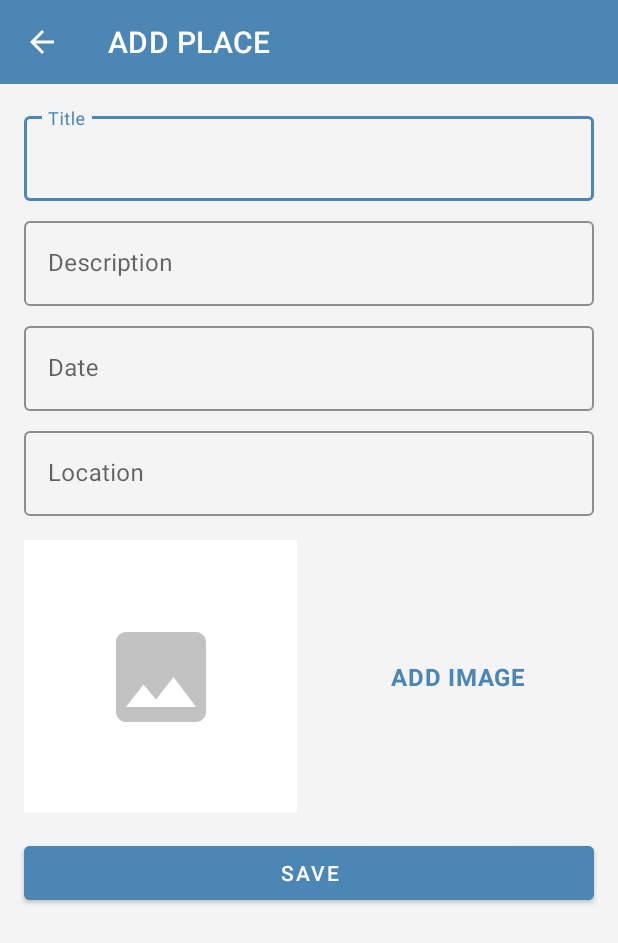
After one commit to budifauzan/HappyPlacesApp, an Android app: the AddPlacesActivity screen opened directly, with no data from a screen before it, on a phone screen of 412 x 824 dp. The commit adds this screen. Shown: the top 943 px of the screen. Run offline under Robolectric (Android 15) with nearby library versions, the phone set to English and light mode, and no system bars.

Commit message:
Add places activity UI

```diff
--- a/app/build.gradle
+++ b/app/build.gradle
@@ -30,6 +30,9 @@ android {
     kotlinOptions {
         jvmTarget = '1.8'
     }
+    buildFeatures {
+        viewBinding true
+    }
 }
 
 dependencies {
--- /dev/null
+++ b/app/src/main/java/com/example/happyplacesapp/AddPlacesActivity.kt
@@ -0,0 +1,37 @@
+package com.example.happyplacesapp
+
+import androidx.appcompat.app.AppCompatActivity
+import android.os.Bundle
+import com.example.happyplacesapp.databinding.ActivityAddPlacesBinding
+import com.google.android.material.snackbar.Snackbar
+
+class AddPlacesActivity : AppCompatActivity() {
+    private var mActivity: ActivityAddPlacesBinding? = null
+    override fun onCreate(savedInstanceState: Bundle?) {
+        super.onCreate(savedInstanceState)
+        mActivity = ActivityAddPlacesBinding.inflate(layoutInflater)
+        setContentView(mActivity?.root)
+        setToolbar()
+        setOnClick()
+    }
+
+    override fun onDestroy() {
+        super.onDestroy()
+        mActivity = null
+    }
+
+    private fun setToolbar() {
+        setSupportActionBar(mActivity?.toolbar)
+        supportActionBar?.setDisplayHomeAsUpEnabled(true)
+        mActivity?.toolbar?.setNavigationOnClickListener {
+            onBackPressed()
+        }
+    }
+
+    private fun setOnClick() {
+        mActivity?.tvAddImage?.setOnClickListener {
+            Snackbar.make(mActivity!!.root, "Test", Snackbar.LENGTH_SHORT).show()
+        }
+    }
+
+}
--- a/app/src/main/java/com/example/happyplacesapp/MainActivity.kt
+++ b/app/src/main/java/com/example/happyplacesapp/MainActivity.kt
@@ -1,11 +1,28 @@
 package com.example.happyplacesapp
 
+import android.content.Intent
 import androidx.appcompat.app.AppCompatActivity
 import android.os.Bundle
+import com.example.happyplacesapp.databinding.ActivityMainBinding
 
 class MainActivity : AppCompatActivity() {
+    private var mActivity: ActivityMainBinding? = null
     override fun onCreate(savedInstanceState: Bundle?) {
         super.onCreate(savedInstanceState)
-        setContentView(R.layout.activity_main)
+        mActivity = ActivityMainBinding.inflate(layoutInflater)
+        setContentView(mActivity?.root)
+        setOnClick()
+    }
+
+    override fun onDestroy() {
+        super.onDestroy()
+        mActivity = null
+    }
+
+    private fun setOnClick() {
+        mActivity?.fabAdd?.setOnClickListener {
+            val intent = Intent(this, AddPlacesActivity::class.java)
+            startActivity(intent)
+        }
     }
 }
--- /dev/null
+++ b/app/src/main/res/drawable/ic_add_24.xml
@@ -0,0 +1,10 @@
+<vector xmlns:android="http://schemas.android.com/apk/res/android"
+    android:width="24dp"
+    android:height="24dp"
+    android:tint="#FFFFFF"
+    android:viewportWidth="24"
+    android:viewportHeight="24">
+    <path
+        android:fillColor="@android:color/white"
+        android:pathData="M19,13h-6v6h-2v-6H5v-2h6V5h2v6h6v2z" />
+</vector>
--- /dev/null
+++ b/app/src/main/res/drawable/ic_image_24.xml
@@ -0,0 +1,10 @@
+<vector xmlns:android="http://schemas.android.com/apk/res/android"
+    android:width="80dp"
+    android:height="80dp"
+    android:tint="#C2C2C2"
+    android:viewportWidth="24"
+    android:viewportHeight="24">
+    <path
+        android:fillColor="@android:color/white"
+        android:pathData="M21,19V5c0,-1.1 -0.9,-2 -2,-2H5c-1.1,0 -2,0.9 -2,2v14c0,1.1 0.9,2 2,2h14c1.1,0 2,-0.9 2,-2zM8.5,13.5l2.5,3.01L14.5,12l4.5,6H5l3.5,-4.5z" />
+</vector>
--- /dev/null
+++ b/app/src/main/res/layout/activity_add_places.xml
@@ -0,0 +1,159 @@
+<?xml version="1.0" encoding="utf-8"?>
+<androidx.constraintlayout.widget.ConstraintLayout xmlns:android="http://schemas.android.com/apk/res/android"
+    xmlns:app="http://schemas.android.com/apk/res-auto"
+    xmlns:tools="http://schemas.android.com/tools"
+    android:layout_width="match_parent"
+    android:layout_height="match_parent"
+    android:background="#F4F4F4"
+    tools:context=".AddPlacesActivity">
+
+    <androidx.appcompat.widget.Toolbar
+        android:id="@+id/toolbar"
+        android:layout_width="0dp"
+        android:layout_height="?attr/actionBarSize"
+        android:background="@color/colorPrimary"
+        android:minHeight="?attr/actionBarSize"
+        android:theme="@style/CustomToolbarStyle"
+        app:layout_constraintEnd_toEndOf="parent"
+        app:layout_constraintStart_toStartOf="parent"
+        app:layout_constraintTop_toTopOf="parent" />
+
+    <ScrollView
+        android:layout_width="0dp"
+        android:layout_height="0dp"
+        android:fillViewport="true"
+        app:layout_constraintBottom_toBottomOf="parent"
+        app:layout_constraintEnd_toEndOf="parent"
+        app:layout_constraintHorizontal_bias="1.0"
+        app:layout_constraintStart_toStartOf="parent"
+        app:layout_constraintTop_toBottomOf="@id/toolbar"
+        app:layout_constraintVertical_bias="0.0">
+
+        <androidx.constraintlayout.widget.ConstraintLayout
+            android:layout_width="match_parent"
+            android:layout_height="wrap_content"
+            android:paddingBottom="8dp">
+
+            <com.google.android.material.textfield.TextInputLayout
+                android:id="@+id/til_title"
+                style="@style/Widget.MaterialComponents.TextInputLayout.OutlinedBox"
+                android:layout_width="0dp"
+                android:layout_height="wrap_content"
+                android:layout_marginStart="16dp"
+                android:layout_marginTop="16dp"
+                android:layout_marginEnd="16dp"
+                app:boxStrokeColor="@color/colorPrimary"
+                app:hintTextColor="@color/colorPrimary"
+                app:layout_constraintEnd_toEndOf="parent"
+                app:layout_constraintStart_toStartOf="parent"
+                app:layout_constraintTop_toTopOf="parent">
+
+                <com.google.android.material.textfield.TextInputEditText
+                    android:id="@+id/edt_title"
+                    android:layout_width="match_parent"
+                    android:layout_height="wrap_content"
+                    android:hint="@string/title" />
+            </com.google.android.material.textfield.TextInputLayout>
+
+            <com.google.android.material.textfield.TextInputLayout
+                android:id="@+id/til_description"
+                style="@style/Widget.MaterialComponents.TextInputLayout.OutlinedBox"
+                android:layout_width="0dp"
+                android:layout_height="wrap_content"
+                android:layout_marginTop="8dp"
+                app:boxStrokeColor="@color/colorPrimary"
+                app:hintTextColor="@color/colorPrimary"
+                app:layout_constraintEnd_toEndOf="@+id/til_title"
+                app:layout_constraintStart_toStartOf="@+id/til_title"
+                app:layout_constraintTop_toBottomOf="@+id/til_title">
+
+                <com.google.android.material.textfield.TextInputEditText
+                    android:id="@+id/edt_description"
+                    android:layout_width="match_parent"
+                    android:layout_height="wrap_content"
+                    android:hint="@string/description" />
+            </com.google.android.material.textfield.TextInputLayout>
+
+            <com.google.android.material.textfield.TextInputLayout
+                android:id="@+id/til_date"
+                style="@style/Widget.MaterialComponents.TextInputLayout.OutlinedBox"
+                android:layout_width="0dp"
+                android:layout_height="wrap_content"
+                android:layout_marginTop="8dp"
+                app:boxStrokeColor="@color/colorPrimary"
+                app:hintTextColor="@color/colorPrimary"
+                app:layout_constraintEnd_toEndOf="@+id/til_description"
+                app:layout_constraintStart_toStartOf="@+id/til_description"
+                app:layout_constraintTop_toBottomOf="@+id/til_description">
+
+                <com.google.android.material.textfield.TextInputEditText
+                    android:id="@+id/edt_date"
+                    android:layout_width="match_parent"
+                    android:layout_height="wrap_content"
+                    android:hint="@string/date" />
+            </com.google.android.material.textfield.TextInputLayout>
+
+            <com.google.android.material.textfield.TextInputLayout
+                android:id="@+id/til_location"
+                style="@style/Widget.MaterialComponents.TextInputLayout.OutlinedBox"
+                android:layout_width="0dp"
+                android:layout_height="wrap_content"
+                android:layout_marginTop="8dp"
+                app:boxStrokeColor="@color/colorPrimary"
+                app:hintTextColor="@color/colorPrimary"
+                app:layout_constraintEnd_toEndOf="@+id/til_date"
+                app:layout_constraintStart_toStartOf="@+id/til_date"
+                app:layout_constraintTop_toBottomOf="@+id/til_date">
+
+                <com.google.android.material.textfield.TextInputEditText
+                    android:id="@+id/edt_location"
+                    android:layout_width="match_parent"
+                    android:layout_height="wrap_content"
+                    android:hint="@string/location" />
+            </com.google.android.material.textfield.TextInputLayout>
+
+            <ImageView
+                android:id="@+id/iv_thumbnail"
+                android:layout_width="0dp"
+                android:layout_height="0dp"
+                android:layout_marginTop="16dp"
+                android:background="@color/white"
+                android:scaleType="centerInside"
+                app:layout_constraintDimensionRatio="1:1"
+                app:layout_constraintEnd_toStartOf="@+id/tv_add_image"
+                app:layout_constraintHorizontal_weight="1"
+                app:layout_constraintStart_toStartOf="@id/til_location"
+                app:layout_constraintTop_toBottomOf="@id/til_location"
+                app:srcCompat="@drawable/ic_image_24" />
+
+            <TextView
+                android:id="@+id/tv_add_image"
+                style="@style/TextAppearance.MaterialComponents.Body1"
+                android:layout_width="0dp"
+                android:layout_height="@dimen/btn_height"
+                android:layout_marginStart="16dp"
+                android:foreground="?attr/selectableItemBackground"
+                android:gravity="center"
+                android:text="@string/add_image"
+                android:textColor="@color/colorPrimary"
+                android:textStyle="bold"
+                app:layout_constraintBottom_toBottomOf="@+id/iv_thumbnail"
+                app:layout_constraintEnd_toEndOf="@+id/til_location"
+                app:layout_constraintHorizontal_weight="1"
+                app:layout_constraintStart_toEndOf="@+id/iv_thumbnail"
+                app:layout_constraintTop_toTopOf="@+id/iv_thumbnail" />
+
+            <Button
+                android:id="@+id/btn_save"
+                android:layout_width="0dp"
+                android:layout_height="wrap_content"
+                android:layout_marginTop="16dp"
+                android:backgroundTint="@color/colorPrimary"
+                android:text="@string/save"
+                app:layout_constraintEnd_toEndOf="@+id/tv_add_image"
+                app:layout_constraintStart_toStartOf="@+id/iv_thumbnail"
+                app:layout_constraintTop_toBottomOf="@+id/iv_thumbnail" />
+
+        </androidx.constraintlayout.widget.ConstraintLayout>
+    </ScrollView>
+</androidx.constraintlayout.widget.ConstraintLayout>
--- a/app/src/main/res/layout/activity_main.xml
+++ b/app/src/main/res/layout/activity_main.xml
@@ -1,18 +1,17 @@
 <?xml version="1.0" encoding="utf-8"?>
-<androidx.constraintlayout.widget.ConstraintLayout xmlns:android="http://schemas.android.com/apk/res/android"
+<FrameLayout xmlns:android="http://schemas.android.com/apk/res/android"
     xmlns:app="http://schemas.android.com/apk/res-auto"
     xmlns:tools="http://schemas.android.com/tools"
     android:layout_width="match_parent"
     android:layout_height="match_parent"
     tools:context=".MainActivity">
 
-    <TextView
+
+    <com.google.android.material.floatingactionbutton.FloatingActionButton
+        android:id="@+id/fab_add"
         android:layout_width="wrap_content"
         android:layout_height="wrap_content"
-        android:text="Hello World!"
-        app:layout_constraintBottom_toBottomOf="parent"
-        app:layout_constraintEnd_toEndOf="parent"
-        app:layout_constraintStart_toStartOf="parent"
-        app:layout_constraintTop_toTopOf="parent" />
-
-</androidx.constraintlayout.widget.ConstraintLayout>
+        android:layout_gravity="bottom|end"
+        android:layout_margin="@dimen/fab_margin"
+        app:srcCompat="@drawable/ic_add_24" />
+</FrameLayout>
--- a/app/src/main/res/values/colors.xml
+++ b/app/src/main/res/values/colors.xml
@@ -7,4 +7,7 @@
     <color name="teal_700">#FF018786</color>
     <color name="black">#FF000000</color>
     <color name="white">#FFFFFFFF</color>
+    <color name="colorPrimary">#4B86B4</color>
+    <color name="colorPrimaryDark">#2A4D69</color>
+    <color name="colorAccent">#ADCBE3</color>
 </resources>
--- /dev/null
+++ b/app/src/main/res/values/dimens.xml
@@ -0,0 +1,5 @@
+<?xml version="1.0" encoding="utf-8"?>
+<resources>
+    <dimen name="btn_height">48dp</dimen>
+    <dimen name="fab_margin">16dp</dimen>
+</resources>
--- a/app/src/main/res/values/strings.xml
+++ b/app/src/main/res/values/strings.xml
@@ -1,3 +1,9 @@
 <resources>
     <string name="app_name">Happy Places App</string>
+    <string name="title">Title</string>
+    <string name="description">Description</string>
+    <string name="date">Date</string>
+    <string name="location">Location</string>
+    <string name="add_image">ADD IMAGE</string>
+    <string name="save">Save</string>
 </resources>
--- a/app/src/main/res/values/themes.xml
+++ b/app/src/main/res/values/themes.xml
@@ -13,4 +13,13 @@
         <item name="android:statusBarColor">?attr/colorPrimaryVariant</item>
         <!-- Customize your theme here. -->
     </style>
+
+    <style name="CustomNoActionBarTheme" parent="Theme.MaterialComponents.Light.NoActionBar">
+        <item name="android:statusBarColor">@color/colorPrimaryDark</item>
+    </style>
+
+    <style name="CustomToolbarStyle">
+        <item name="android:textColorPrimary">@color/white</item>
+        <item name="colorControlNormal">@color/white</item>
+    </style>
 </resources>
```
Also changed, not shown: app/src/main/AndroidManifest.xml (+10 -0 lines).
